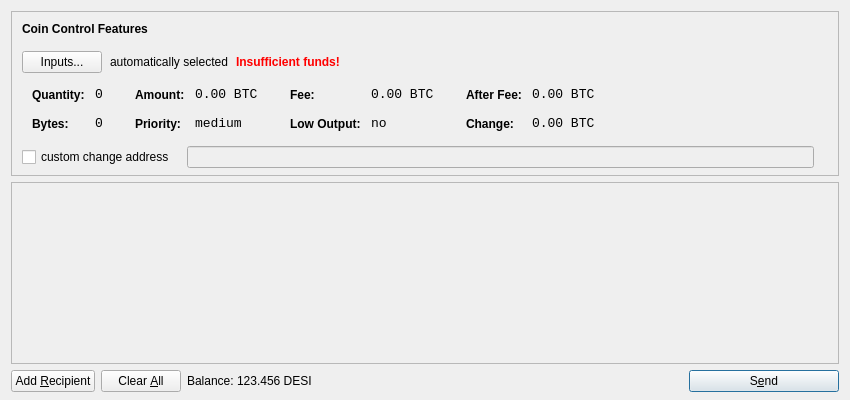
First picture: the form in src/qt/forms/sendcoinsdialog.ui, repository saffroncoin/saffroncoin, before the edit.
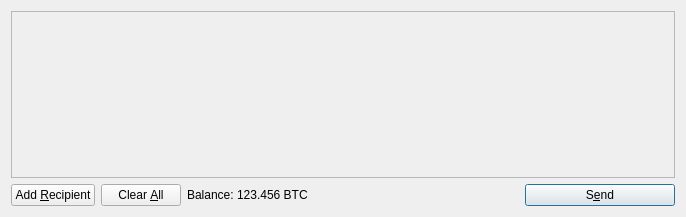
Second picture: the form after the edit. Icons and pictures are not drawn.

Patch:
```diff
--- a/src/qt/forms/sendcoinsdialog.ui
+++ b/src/qt/forms/sendcoinsdialog.ui
@@ -6,615 +6,14 @@
    <rect>
     <x>0</x>
     <y>0</y>
-    <width>850</width>
-    <height>400</height>
+    <width>686</width>
+    <height>217</height>
    </rect>
   </property>
   <property name="windowTitle">
    <string>Send Coins</string>
   </property>
-  <layout class="QVBoxLayout" name="verticalLayout" stretch="0,1,0">
-   <property name="bottomMargin">
-    <number>8</number>
-   </property>
-   <item>
-    <widget class="QFrame" name="frameCoinControl">
-     <property name="sizePolicy">
-      <sizepolicy hsizetype="Expanding" vsizetype="Expanding">
-       <horstretch>0</horstretch>
-       <verstretch>0</verstretch>
-      </sizepolicy>
-     </property>
-     <property name="maximumSize">
-      <size>
-       <width>16777215</width>
-       <height>16777215</height>
-      </size>
-     </property>
-     <property name="frameShape">
-      <enum>QFrame::StyledPanel</enum>
-     </property>
-     <property name="frameShadow">
-      <enum>QFrame::Sunken</enum>
-     </property>
-     <layout class="QVBoxLayout" name="verticalLayoutCoinControl2">
-      <property name="spacing">
-       <number>-1</number>
-      </property>
-      <property name="leftMargin">
-       <number>0</number>
-      </property>
-      <property name="topMargin">
-       <number>0</number>
-      </property>
-      <property name="rightMargin">
-       <number>0</number>
-      </property>
-      <property name="bottomMargin">
-       <number>6</number>
-      </property>
-      <item>
-       <layout class="QVBoxLayout" name="verticalLayoutCoinControl" stretch="0,0,0,0,1">
-        <property name="spacing">
-         <number>0</number>
-        </property>
-        <property name="leftMargin">
-         <number>10</number>
-        </property>
-        <property name="topMargin">
-         <number>10</number>
-        </property>
-        <item>
-         <layout class="QHBoxLayout" name="horizontalLayoutCoinControl1">
-          <property name="bottomMargin">
-           <number>15</number>
-          </property>
-          <item>
-           <widget class="QLabel" name="labelCoinControlFeatures">
-            <property name="sizePolicy">
-             <sizepolicy hsizetype="Preferred" vsizetype="Maximum">
-              <horstretch>0</horstretch>
-              <verstretch>0</verstretch>
-             </sizepolicy>
-            </property>
-            <property name="font">
-             <font>
-              <weight>75</weight>
-              <bold>true</bold>
-             </font>
-            </property>
-            <property name="styleSheet">
-             <string notr="true">font-weight:bold;</string>
-            </property>
-            <property name="text">
-             <string>Coin Control Features</string>
-            </property>
-           </widget>
-          </item>
-         </layout>
-        </item>
-        <item>
-         <layout class="QHBoxLayout" name="horizontalLayoutCoinControl2" stretch="0,0,0,0">
-          <property name="spacing">
-           <number>8</number>
-          </property>
-          <property name="bottomMargin">
-           <number>10</number>
-          </property>
-          <item>
-           <widget class="QPushButton" name="pushButtonCoinControl">
-            <property name="styleSheet">
-             <string notr="true"/>
-            </property>
-            <property name="text">
-             <string>Inputs...</string>
-            </property>
-           </widget>
-          </item>
-          <item>
-           <widget class="QLabel" name="labelCoinControlAutomaticallySelected">
-            <property name="text">
-             <string>automatically selected</string>
-            </property>
-            <property name="margin">
-             <number>5</number>
-            </property>
-           </widget>
-          </item>
-          <item>
-           <widget class="QLabel" name="labelCoinControlInsuffFunds">
-            <property name="font">
-             <font>
-              <weight>75</weight>
-              <bold>true</bold>
-             </font>
-            </property>
-            <property name="styleSheet">
-             <string notr="true">color:red;font-weight:bold;</string>
-            </property>
-            <property name="text">
-             <string>Insufficient funds!</string>
-            </property>
-            <property name="margin">
-             <number>5</number>
-            </property>
-           </widget>
-          </item>
-          <item>
-           <spacer name="horizontalSpacerCoinControl">
-            <property name="orientation">
-             <enum>Qt::Horizontal</enum>
-            </property>
-            <property name="sizeHint" stdset="0">
-             <size>
-              <width>40</width>
-              <height>1</height>
-             </size>
-            </property>
-           </spacer>
-          </item>
-         </layout>
-        </item>
-        <item>
-         <widget class="QWidget" name="widgetCoinControl" native="true">
-          <property name="sizePolicy">
-           <sizepolicy hsizetype="Preferred" vsizetype="Preferred">
-            <horstretch>0</horstretch>
-            <verstretch>0</verstretch>
-           </sizepolicy>
-          </property>
-          <property name="minimumSize">
-           <size>
-            <width>0</width>
-            <height>0</height>
-           </size>
-          </property>
-          <property name="styleSheet">
-           <string notr="true"/>
-          </property>
-          <layout class="QHBoxLayout" name="horizontalLayoutCoinControl5">
-           <property name="margin">
-            <number>0</number>
-           </property>
-           <item>
-            <layout class="QHBoxLayout" name="horizontalLayoutCoinControl3" stretch="0,0,0,1">
-             <property name="spacing">
-              <number>20</number>
-             </property>
-             <property name="topMargin">
-              <number>0</number>
-             </property>
-             <property name="bottomMargin">
-              <number>10</number>
-             </property>
-             <item>
-              <layout class="QFormLayout" name="formLayoutCoinControl1">
-               <property name="horizontalSpacing">
-                <number>10</number>
-               </property>
-               <property name="verticalSpacing">
-                <number>14</number>
-               </property>
-               <property name="leftMargin">
-                <number>10</number>
-               </property>
-               <property name="topMargin">
-                <number>4</number>
-               </property>
-               <property name="rightMargin">
-                <number>6</number>
-               </property>
-               <item row="0" column="0">
-                <widget class="QLabel" name="labelCoinControlQuantityText">
-                 <property name="styleSheet">
-                  <string notr="true">font-weight:bold;</string>
-                 </property>
-                 <property name="text">
-                  <string>Quantity:</string>
-                 </property>
-                 <property name="margin">
-                  <number>0</number>
-                 </property>
-                </widget>
-               </item>
-               <item row="0" column="1">
-                <widget class="QLabel" name="labelCoinControlQuantity">
-                 <property name="font">
-                  <font>
-                   <family>Monospace</family>
-                   <pointsize>10</pointsize>
-                  </font>
-                 </property>
-                 <property name="cursor">
-                  <cursorShape>IBeamCursor</cursorShape>
-                 </property>
-                 <property name="contextMenuPolicy">
-                  <enum>Qt::ActionsContextMenu</enum>
-                 </property>
-                 <property name="text">
-                  <string notr="true">0</string>
-                 </property>
-                 <property name="margin">
-                  <number>0</number>
-                 </property>
-                 <property name="textInteractionFlags">
-                  <set>Qt::LinksAccessibleByMouse|Qt::TextSelectableByKeyboard|Qt::TextSelectableByMouse</set>
-                 </property>
-                </widget>
-               </item>
-               <item row="1" column="0">
-                <widget class="QLabel" name="labelCoinControlBytesText">
-                 <property name="styleSheet">
-                  <string notr="true">font-weight:bold;</string>
-                 </property>
-                 <property name="text">
-                  <string>Bytes:</string>
-                 </property>
-                </widget>
-               </item>
-               <item row="1" column="1">
-                <widget class="QLabel" name="labelCoinControlBytes">
-                 <property name="font">
-                  <font>
-                   <family>Monospace</family>
-                   <pointsize>10</pointsize>
-                  </font>
-                 </property>
-                 <property name="cursor">
-                  <cursorShape>IBeamCursor</cursorShape>
-                 </property>
-                 <property name="contextMenuPolicy">
-                  <enum>Qt::ActionsContextMenu</enum>
-                 </property>
-                 <property name="text">
-                  <string notr="true">0</string>
-                 </property>
-                 <property name="textInteractionFlags">
-                  <set>Qt::LinksAccessibleByMouse|Qt::TextSelectableByKeyboard|Qt::TextSelectableByMouse</set>
-                 </property>
-                </widget>
-               </item>
-              </layout>
-             </item>
-             <item>
-              <layout class="QFormLayout" name="formLayoutCoinControl2">
-               <property name="horizontalSpacing">
-                <number>10</number>
-               </property>
-               <property name="verticalSpacing">
-                <number>14</number>
-               </property>
-               <property name="leftMargin">
-                <number>6</number>
-               </property>
-               <property name="topMargin">
-                <number>4</number>
-               </property>
-               <property name="rightMargin">
-                <number>6</number>
-               </property>
-               <item row="0" column="0">
-                <widget class="QLabel" name="labelCoinControlAmountText">
-                 <property name="styleSheet">
-                  <string notr="true">font-weight:bold;</string>
-                 </property>
-                 <property name="text">
-                  <string>Amount:</string>
-                 </property>
-                 <property name="margin">
-                  <number>0</number>
-                 </property>
-                </widget>
-               </item>
-               <item row="0" column="1">
-                <widget class="QLabel" name="labelCoinControlAmount">
-                 <property name="font">
-                  <font>
-                   <family>Monospace</family>
-                   <pointsize>10</pointsize>
-                  </font>
-                 </property>
-                 <property name="cursor">
-                  <cursorShape>IBeamCursor</cursorShape>
-                 </property>
-                 <property name="contextMenuPolicy">
-                  <enum>Qt::ActionsContextMenu</enum>
-                 </property>
-                 <property name="text">
-                  <string notr="true">0.00 BTC</string>
-                 </property>
-                 <property name="textInteractionFlags">
-                  <set>Qt::LinksAccessibleByMouse|Qt::TextSelectableByKeyboard|Qt::TextSelectableByMouse</set>
-                 </property>
-                </widget>
-               </item>
-               <item row="1" column="0">
-                <widget class="QLabel" name="labelCoinControlPriorityText">
-                 <property name="styleSheet">
-                  <string notr="true">font-weight:bold;</string>
-                 </property>
-                 <property name="text">
-                  <string>Priority:</string>
-                 </property>
-                </widget>
-               </item>
-               <item row="1" column="1">
-                <widget class="QLabel" name="labelCoinControlPriority">
-                 <property name="font">
-                  <font>
-                   <family>Monospace</family>
-                   <pointsize>10</pointsize>
-                  </font>
-                 </property>
-                 <property name="cursor">
-                  <cursorShape>IBeamCursor</cursorShape>
-                 </property>
-                 <property name="contextMenuPolicy">
-                  <enum>Qt::ActionsContextMenu</enum>
-                 </property>
-                 <property name="text">
-                  <string>medium</string>
-                 </property>
-                 <property name="textInteractionFlags">
-                  <set>Qt::LinksAccessibleByMouse|Qt::TextSelectableByKeyboard|Qt::TextSelectableByMouse</set>
-                 </property>
-                </widget>
-               </item>
-              </layout>
-             </item>
-             <item>
-              <layout class="QFormLayout" name="formLayoutCoinControl3">
-               <property name="horizontalSpacing">
-                <number>10</number>
-               </property>
-               <property name="verticalSpacing">
-                <number>14</number>
-               </property>
-               <property name="leftMargin">
-                <number>6</number>
-               </property>
-               <property name="topMargin">
-                <number>4</number>
-               </property>
-               <property name="rightMargin">
-                <number>6</number>
-               </property>
-               <item row="0" column="0">
-                <widget class="QLabel" name="labelCoinControlFeeText">
-                 <property name="styleSheet">
-                  <string notr="true">font-weight:bold;</string>
-                 </property>
-                 <property name="text">
-                  <string>Fee:</string>
-                 </property>
-                 <property name="margin">
-                  <number>0</number>
-                 </property>
-                </widget>
-               </item>
-               <item row="0" column="1">
-                <widget class="QLabel" name="labelCoinControlFee">
-                 <property name="font">
-                  <font>
-                   <family>Monospace</family>
-                   <pointsize>10</pointsize>
-                  </font>
-                 </property>
-                 <property name="cursor">
-                  <cursorShape>IBeamCursor</cursorShape>
-                 </property>
-                 <property name="contextMenuPolicy">
-                  <enum>Qt::ActionsContextMenu</enum>
-                 </property>
-                 <property name="text">
-                  <string notr="true">0.00 BTC</string>
-                 </property>
-                 <property name="textInteractionFlags">
-                  <set>Qt::LinksAccessibleByMouse|Qt::TextSelectableByKeyboard|Qt::TextSelectableByMouse</set>
-                 </property>
-                </widget>
-               </item>
-               <item row="1" column="0">
-                <widget class="QLabel" name="labelCoinControlLowOutputText">
-                 <property name="styleSheet">
-                  <string notr="true">font-weight:bold;</string>
-                 </property>
-                 <property name="text">
-                  <string>Low Output:</string>
-                 </property>
-                </widget>
-               </item>
-               <item row="1" column="1">
-                <widget class="QLabel" name="labelCoinControlLowOutput">
-                 <property name="font">
-                  <font>
-                   <family>Monospace</family>
-                   <pointsize>10</pointsize>
-                  </font>
-                 </property>
-                 <property name="cursor">
-                  <cursorShape>IBeamCursor</cursorShape>
-                 </property>
-                 <property name="contextMenuPolicy">
-                  <enum>Qt::ActionsContextMenu</enum>
-                 </property>
-                 <property name="text">
-                  <string>no</string>
-                 </property>
-                 <property name="textInteractionFlags">
-                  <set>Qt::LinksAccessibleByMouse|Qt::TextSelectableByKeyboard|Qt::TextSelectableByMouse</set>
-                 </property>
-                </widget>
-               </item>
-              </layout>
-             </item>
-             <item>
-              <layout class="QFormLayout" name="formLayoutCoinControl4">
-               <property name="horizontalSpacing">
-                <number>10</number>
-               </property>
-               <property name="verticalSpacing">
-                <number>14</number>
-               </property>
-               <property name="leftMargin">
-                <number>6</number>
-               </property>
-               <property name="topMargin">
-                <number>4</number>
-               </property>
-               <property name="rightMargin">
-                <number>6</number>
-               </property>
-               <item row="0" column="0">
-                <widget class="QLabel" name="labelCoinControlAfterFeeText">
-                 <property name="styleSheet">
-                  <string notr="true">font-weight:bold;</string>
-                 </property>
-                 <property name="text">
-                  <string>After Fee:</string>
-                 </property>
-                 <property name="margin">
-                  <number>0</number>
-                 </property>
-                </widget>
-               </item>
-               <item row="0" column="1">
-                <widget class="QLabel" name="labelCoinControlAfterFee">
-                 <property name="font">
-                  <font>
-                   <family>Monospace</family>
-                   <pointsize>10</pointsize>
-                  </font>
-                 </property>
-                 <property name="cursor">
-                  <cursorShape>IBeamCursor</cursorShape>
-                 </property>
-                 <property name="contextMenuPolicy">
-                  <enum>Qt::ActionsContextMenu</enum>
-                 </property>
-                 <property name="text">
-                  <string notr="true">0.00 BTC</string>
-                 </property>
-                 <property name="textInteractionFlags">
-                  <set>Qt::LinksAccessibleByMouse|Qt::TextSelectableByKeyboard|Qt::TextSelectableByMouse</set>
-                 </property>
-                </widget>
-               </item>
-               <item row="1" column="0">
-                <widget class="QLabel" name="labelCoinControlChangeText">
-                 <property name="styleSheet">
-                  <string notr="true">font-weight:bold;</string>
-                 </property>
-                 <property name="text">
-                  <string>Change:</string>
-                 </property>
-                </widget>
-               </item>
-               <item row="1" column="1">
-                <widget class="QLabel" name="labelCoinControlChange">
-                 <property name="font">
-                  <font>
-                   <family>Monospace</family>
-                   <pointsize>10</pointsize>
-                  </font>
-                 </property>
-                 <property name="cursor">
-                  <cursorShape>IBeamCursor</cursorShape>
-                 </property>
-                 <property name="contextMenuPolicy">
-                  <enum>Qt::ActionsContextMenu</enum>
-                 </property>
-                 <property name="text">
-                  <string notr="true">0.00 BTC</string>
-                 </property>
-                 <property name="textInteractionFlags">
-                  <set>Qt::LinksAccessibleByMouse|Qt::TextSelectableByKeyboard|Qt::TextSelectableByMouse</set>
-                 </property>
-                </widget>
-               </item>
-              </layout>
-             </item>
-            </layout>
-           </item>
-          </layout>
-         </widget>
-        </item>
-        <item>
-         <layout class="QHBoxLayout" name="horizontalLayoutCoinControl4" stretch="0,0,0">
-          <property name="spacing">
-           <number>12</number>
-          </property>
-          <property name="sizeConstraint">
-           <enum>QLayout::SetDefaultConstraint</enum>
-          </property>
-          <property name="topMargin">
-           <number>5</number>
-          </property>
-          <property name="rightMargin">
-           <number>5</number>
-          </property>
-          <item>
-           <widget class="QCheckBox" name="checkBoxCoinControlChange">
-            <property name="text">
-             <string>custom change address</string>
-            </property>
-           </widget>
-          </item>
-          <item>
-           <widget class="QLineEdit" name="lineEditCoinControlChange">
-            <property name="enabled">
-             <bool>false</bool>
-            </property>
-            <property name="sizePolicy">
-             <sizepolicy hsizetype="Expanding" vsizetype="Fixed">
-              <horstretch>0</horstretch>
-              <verstretch>0</verstretch>
-             </sizepolicy>
-            </property>
-           </widget>
-          </item>
-          <item>
-           <widget class="QLabel" name="labelCoinControlChangeLabel">
-            <property name="sizePolicy">
-             <sizepolicy hsizetype="Preferred" vsizetype="Expanding">
-              <horstretch>0</horstretch>
-              <verstretch>0</verstretch>
-             </sizepolicy>
-            </property>
-            <property name="minimumSize">
-             <size>
-              <width>0</width>
-              <height>0</height>
-             </size>
-            </property>
-            <property name="text">
-             <string/>
-            </property>
-            <property name="margin">
-             <number>3</number>
-            </property>
-           </widget>
-          </item>
-         </layout>
-        </item>
-        <item>
-         <spacer name="verticalSpacerCoinControl">
-          <property name="orientation">
-           <enum>Qt::Vertical</enum>
-          </property>
-          <property name="sizeHint" stdset="0">
-           <size>
-            <width>800</width>
-            <height>1</height>
-           </size>
-          </property>
-         </spacer>
-        </item>
-       </layout>
-      </item>
-     </layout>
-    </widget>
-   </item>
+  <layout class="QVBoxLayout" name="verticalLayout">
    <item>
     <widget class="QScrollArea" name="scrollArea">
      <property name="widgetResizable">
@@ -625,7 +24,7 @@
        <rect>
         <x>0</x>
         <y>0</y>
-        <width>830</width>
+        <width>666</width>
         <height>165</height>
        </rect>
       </property>
@@ -720,7 +119,7 @@
           <cursorShape>IBeamCursor</cursorShape>
          </property>
          <property name="text">
-          <string>123.456 DESI</string>
+          <string>123.456 BTC</string>
          </property>
          <property name="textInteractionFlags">
           <set>Qt::LinksAccessibleByMouse|Qt::TextSelectableByKeyboard|Qt::TextSelectableByMouse</set>
```
